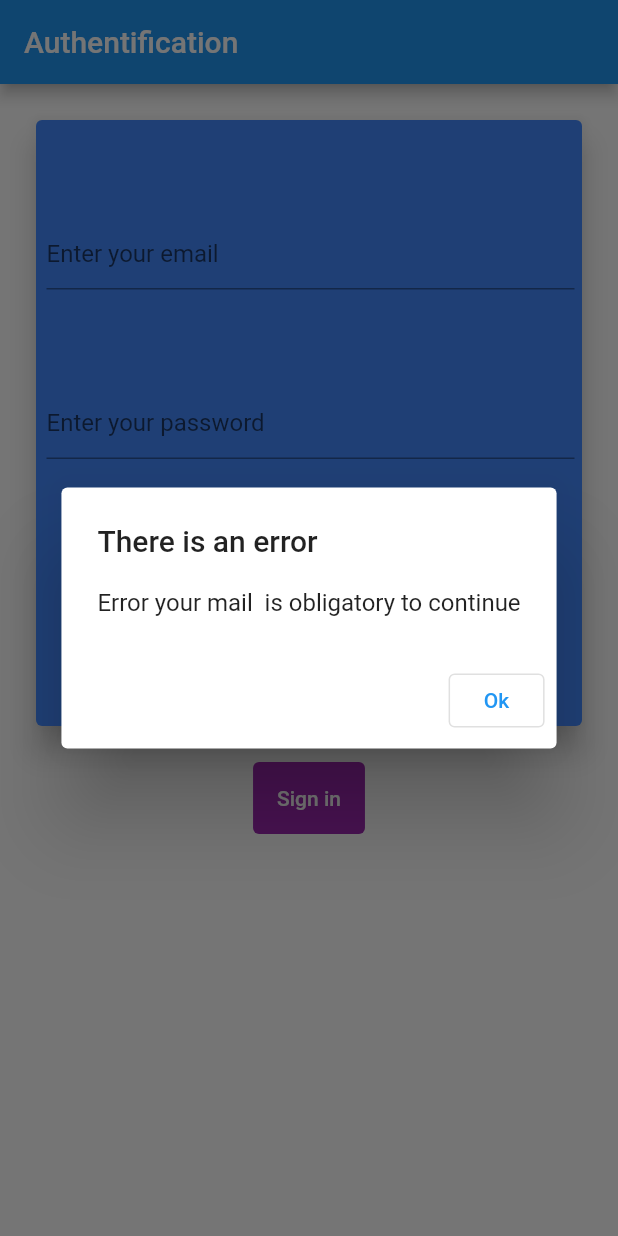
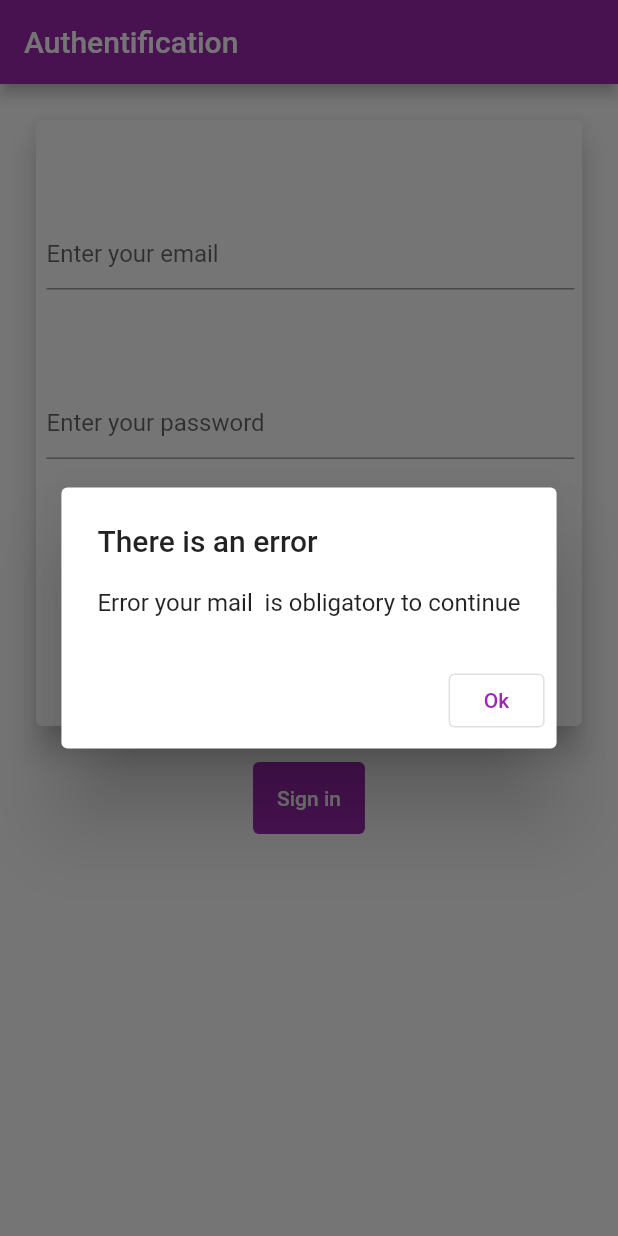
Before and after one commit to BOUANGAElsira/Projet-demo, a Flutter app: the screen it shows after launch, after a tap on "Sign in", on a phone screen of 412 x 824 dp. Run offline on Flutter 3.47's test engine with Material 2 defaults, Android fonts, the light colour scheme and no system bars; our stand-ins replace cloud_firestore, firebase_auth, firebase_core, firebase_database; accounts and stored records are empty.

Commit message:
Petite modification du design

```diff
--- a/lib/Controller/LoginController.dart
+++ b/lib/Controller/LoginController.dart
@@ -38,7 +38,7 @@ class _LoginControllerState extends State<LoginController> {
               width: MediaQuery.of(context).size.width - 40,
               height: MediaQuery.of(context).size.height / 2,
               child: new Card(
-                color: Colors.blueAccent,
+                color: Colors.white,
                 elevation: 8.5,
                 child: Container(
                   margin: EdgeInsets.only(left: 7.0, right: 5.0),
@@ -79,8 +79,9 @@ class _LoginControllerState extends State<LoginController> {
         } else {
           if (_address != null) {
             if (_name != null) {
-              if (_description == null) {
-                if (_secteurActivite == null) {
+              print('valeur de _description : $_description');
+              if (_description != null) {
+                if (_secteurActivite != null) {
                   //Créer un compte
                   FirebaseHelper()
                       .handleCreate(_mail!, _password!, _name!, _address!,
@@ -94,11 +95,11 @@ class _LoginControllerState extends State<LoginController> {
                   });
                 } else {
                   //Alerte de secteur d'activité
-                  alerte('No name, try to write a activity sector to continue');
+                  alerte('No activity sector, try to write a activity sector to continue');
                 }
               } else {
                 //Alerte, pas de description
-                alerte('No address, try to write a description to continue');
+                alerte('No description, try to write a description to continue');
               }
             } else {
               //Alerte, pas de nom
--- a/lib/main.dart
+++ b/lib/main.dart
@@ -26,7 +26,7 @@ class MyApp extends StatelessWidget {
       title: 'CompanyRegister',
       debugShowCheckedModeBanner: false,
       theme: ThemeData(
-        primarySwatch: Colors.blue,
+        primarySwatch: Colors.purple,
       ),
       home: _handleAuth(),
     );
--- a/pubspec.yaml
+++ b/pubspec.yaml
@@ -40,6 +40,7 @@ dependencies:
   raised_buttons: ^0.0.2
   firebase_database: ^10.0.16
   cloud_firestore: ^4.4.5
+  flutter_launcher_icons: ^0.13.0
 
 dev_dependencies:
   flutter_test:
```
Also changed, not shown: lib/Controller/MainAppController.dart (deleted, +0 -33 lines), pubspec.lock, 1 other file.
